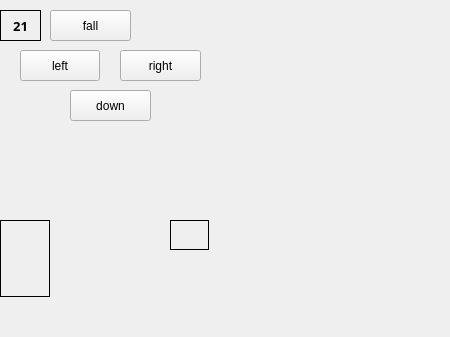
Above: mainwindow.ui from NereLenin/Avoid_the_army before the change. Below: the same form after it.
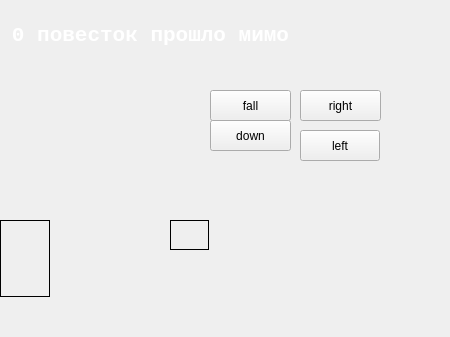
That is the form after the change. Icons and pictures are not drawn.

```diff
--- a/mainwindow.ui
+++ b/mainwindow.ui
@@ -115,23 +115,32 @@
      <rect>
       <x>0</x>
       <y>10</y>
-      <width>41</width>
-      <height>31</height>
+      <width>301</width>
+      <height>51</height>
      </rect>
     </property>
+    <property name="sizePolicy">
+     <sizepolicy hsizetype="Maximum" vsizetype="Maximum">
+      <horstretch>0</horstretch>
+      <verstretch>0</verstretch>
+     </sizepolicy>
+    </property>
     <property name="font">
      <font>
-      <family>Courier 10 Pitch</family>
-      <pointsize>10</pointsize>
+      <family>Courier New</family>
+      <pointsize>16</pointsize>
       <weight>75</weight>
       <bold>true</bold>
      </font>
     </property>
+    <property name="styleSheet">
+     <string notr="true">color:white;</string>
+    </property>
     <property name="frameShape">
-     <enum>QFrame::Panel</enum>
+     <enum>QFrame::NoFrame</enum>
     </property>
     <property name="text">
-     <string>21</string>
+     <string>0 повесток прошло мимо</string>
     </property>
     <property name="scaledContents">
      <bool>false</bool>
@@ -143,8 +152,8 @@
    <widget class="QPushButton" name="pushButton">
     <property name="geometry">
      <rect>
-      <x>20</x>
-      <y>50</y>
+      <x>300</x>
+      <y>130</y>
       <width>80</width>
       <height>31</height>
      </rect>
@@ -156,8 +165,8 @@
    <widget class="QPushButton" name="pushButton_2">
     <property name="geometry">
      <rect>
-      <x>120</x>
-      <y>50</y>
+      <x>300</x>
+      <y>90</y>
       <width>81</width>
       <height>31</height>
      </rect>
@@ -186,8 +195,8 @@
    <widget class="QPushButton" name="pushButton_3">
     <property name="geometry">
      <rect>
-      <x>50</x>
-      <y>10</y>
+      <x>210</x>
+      <y>90</y>
       <width>81</width>
       <height>31</height>
      </rect>
@@ -199,8 +208,8 @@
    <widget class="QPushButton" name="pushButton_4">
     <property name="geometry">
      <rect>
-      <x>70</x>
-      <y>90</y>
+      <x>210</x>
+      <y>120</y>
       <width>81</width>
       <height>31</height>
      </rect>
```
Left out of the diff: 12 changed lines with no effect on the pictures.
